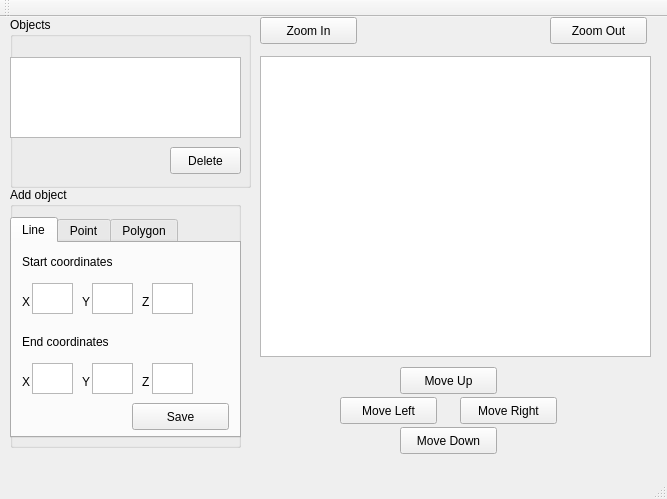
First picture: the form in forms/mainwindow.ui, repository rafaeldelucena/sgi, before the edit.
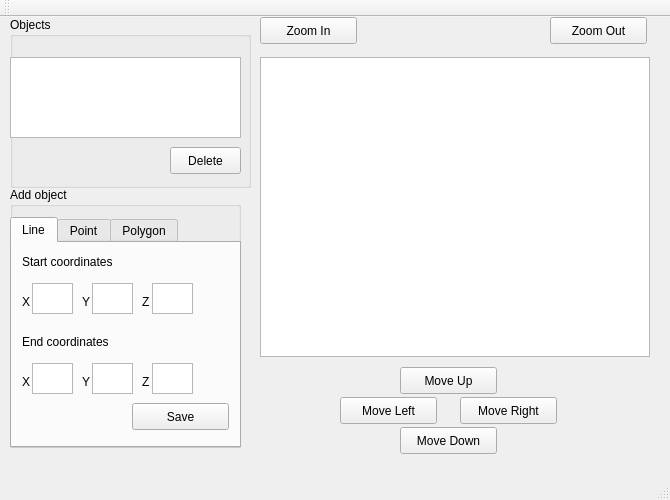
Second picture: the form after the edit.

Commit message: rounding numbers

The edit to the form file:
```diff
--- a/forms/mainwindow.ui
+++ b/forms/mainwindow.ui
@@ -6,8 +6,8 @@
    <rect>
     <x>0</x>
     <y>0</y>
-    <width>667</width>
-    <height>499</height>
+    <width>670</width>
+    <height>500</height>
    </rect>
   </property>
   <property name="windowTitle">
@@ -18,9 +18,9 @@
     <property name="geometry">
      <rect>
       <x>260</x>
-      <y>39</y>
-      <width>391</width>
-      <height>301</height>
+      <y>40</y>
+      <width>390</width>
+      <height>300</height>
      </rect>
     </property>
    </widget>
@@ -160,7 +160,7 @@
        <x>0</x>
        <y>30</y>
        <width>231</width>
-       <height>221</height>
+       <height>231</height>
       </rect>
      </property>
      <property name="whatsThis">
```
Left out of the diff: 16 changed lines with no effect on the pictures.
